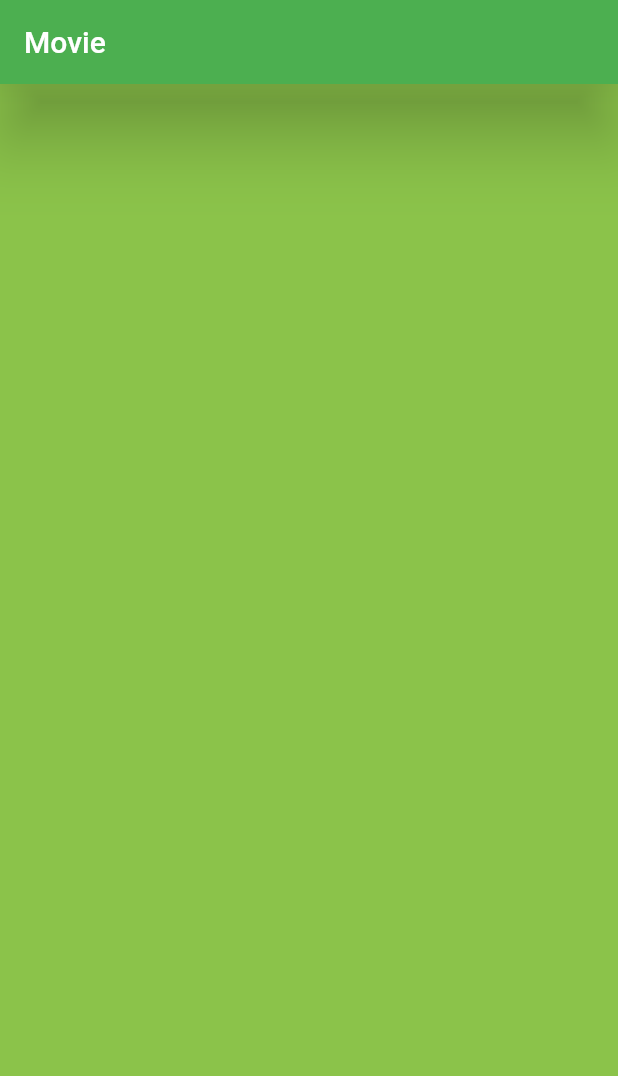
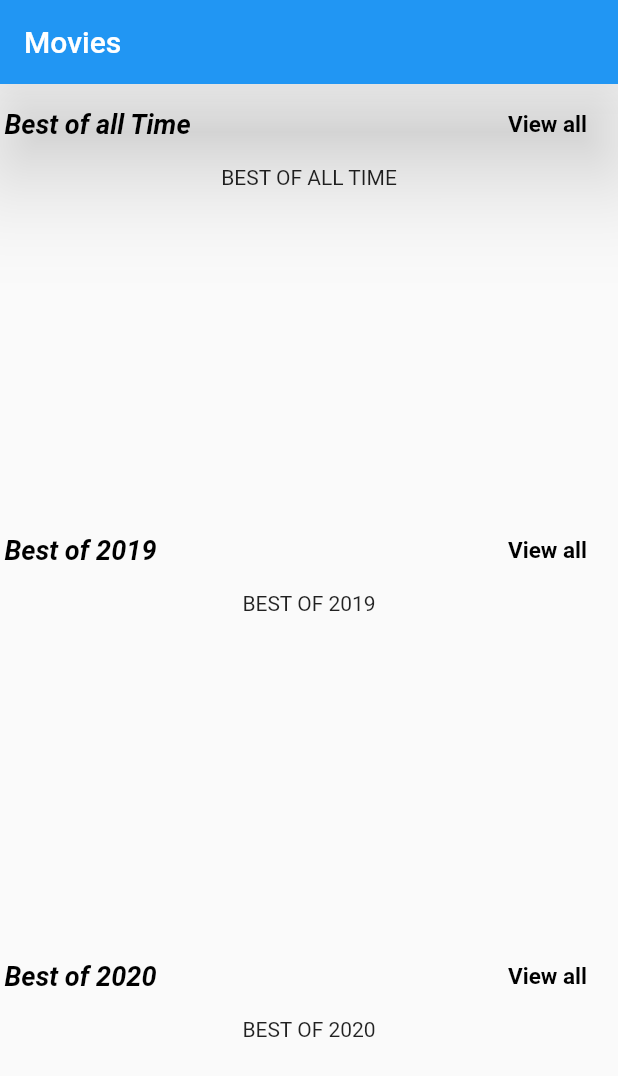
Before and after one commit to santhoshunt/Team-25, a Flutter app: the screen it shows after launch, on a phone screen of 412 x 824 dp. Shown: the top 1076 px of the screen. Run offline on Flutter 3.47's test engine with Material 2 defaults, Android fonts, the phone set to English and light mode, and no system bars.

Commit message:
added containers

```diff
--- a/filmflickz/lib/home.dart
+++ b/filmflickz/lib/home.dart
@@ -6,16 +6,124 @@ class Home extends StatefulWidget {
 }
 
 class _HomeState extends State<Home> {
+
   @override
   Widget build(BuildContext context) {
     return Scaffold(
       appBar: AppBar(
-        title: Text("Movie"),
-        backgroundColor: Colors.green,
-        elevation: 20,
+        title: Text("Movies"),
+        elevation: 30,
       ),
-      body: Container(
-        color: Colors.lightGreen,
+      body: SingleChildScrollView(
+        child: Column(
+          children: [
+            Padding(
+              padding: const EdgeInsets.all(3.0),
+              child: Row(
+                mainAxisAlignment: MainAxisAlignment.spaceBetween,
+                children: [
+                  Text(
+                    "Best of all Time",
+                    style: TextStyle(
+                      fontSize: 18,
+                      fontWeight: FontWeight.bold,
+                      fontStyle: FontStyle.italic,
+                      color: Colors.black,
+                    ),
+                  ),
+                  FlatButton(
+                    onPressed: () {},
+                    child: Text(
+                      "View all",
+                      style: TextStyle(
+                        fontSize: 15,
+                        fontWeight: FontWeight.bold,
+                        color: Colors.black,
+                      ),
+                    ),
+                  ),
+                ],
+              ),
+            ),
+            Container(
+              height: 220,
+              child: Text("BEST OF ALL TIME"),
+            ),
+            SizedBox(
+              height: 10,
+            ),
+            Padding(
+              padding: const EdgeInsets.all(3.0),
+              child: Row(
+                mainAxisAlignment: MainAxisAlignment.spaceBetween,
+                children: [
+                  Text(
+                    "Best of 2019",
+                    style: TextStyle(
+                      fontSize: 18,
+                      fontWeight: FontWeight.bold,
+                      fontStyle: FontStyle.italic,
+                      color: Colors.black,
+                    ),
+                  ),
+                  FlatButton(
+                    onPressed: () {},
+                    child: Text(
+                      "View all",
+                      style: TextStyle(
+                        fontSize: 15,
+                        fontWeight: FontWeight.bold,
+                        color: Colors.black,
+                      ),
+                    ),
+                  ),
+                ],
+              ),
+            ),
+            Container(
+              height:220,
+              child: Text("BEST OF 2019"),
+            ),
+            SizedBox(
+              height: 10,
+            ),
+            Padding(
+              padding: const EdgeInsets.all(3.0),
+              child: Row(
+                mainAxisAlignment: MainAxisAlignment.spaceBetween,
+                children: [
+                  Text(
+                    "Best of 2020",
+                    style: TextStyle(
+                      fontSize: 18,
+                      fontWeight: FontWeight.bold,
+                      fontStyle: FontStyle.italic,
+                      color: Colors.black,
+                    ),
+                  ),
+                  FlatButton(
+                    onPressed: () {},
+                    child: Text(
+                      "View all",
+                      style: TextStyle(
+                        fontSize: 15,
+                        fontWeight: FontWeight.bold,
+                        color: Colors.black,
+                      ),
+                    ),
+                  ),
+                ],
+              ),
+            ),
+            Container(
+              height: 220,
+              child: Text("BEST OF 2020"),
+            ),
+            SizedBox(
+              height: 10,
+            ),
+          ],
+        ),
       ),
     );
   }
```
